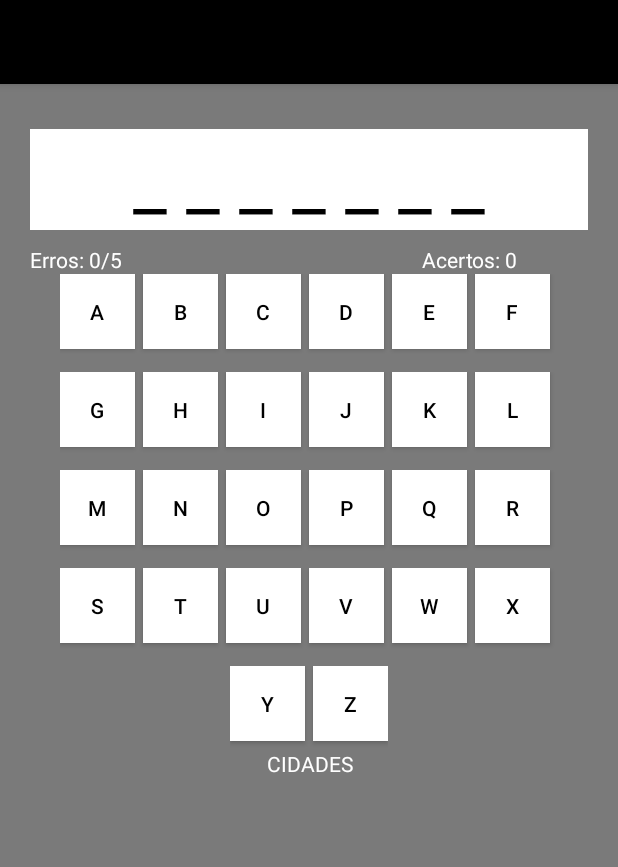
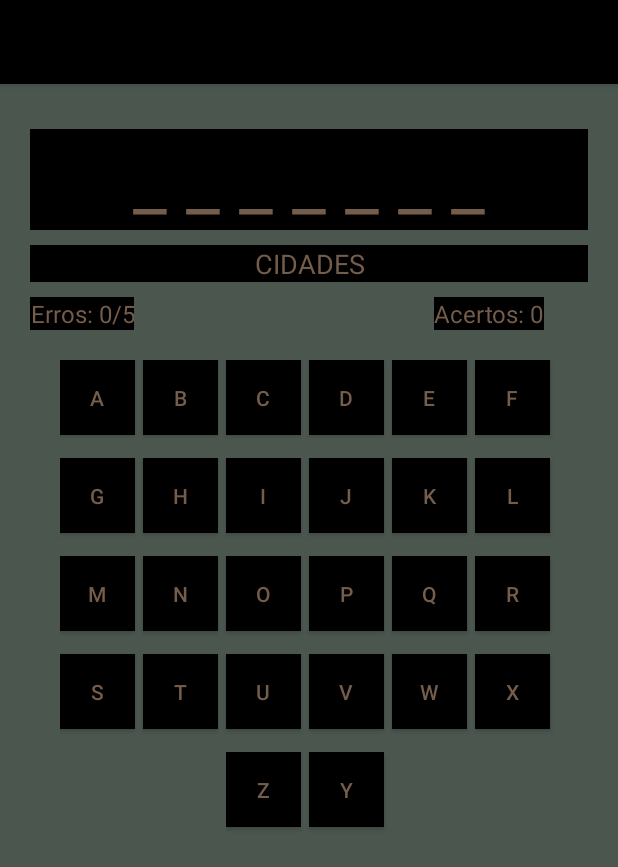
Before and after one commit to KaioWesley/Quase, an Android app: the MainActivity screen opened directly, with no data from a screen before it, on a phone screen of 412 x 824 dp. Shown: the top 867 px of the screen. Run offline under Robolectric (Android 15) with nearby library versions, the phone set to English and light mode, and no system bars.

Commit message:
atualizacao do layout da forca

```diff
--- a/app/src/main/res/layout/activity_inicio.xml
+++ b/app/src/main/res/layout/activity_inicio.xml
@@ -4,24 +4,25 @@
     android:layout_height="match_parent"
     android:orientation="vertical"
     android:padding="16dp"
-    android:background="@color/cinza"
+    android:background="@color/verde"
     >
 
     <TextView
         android:layout_width="match_parent"
         android:layout_height="wrap_content"
+        android:layout_marginTop="30dp"
+        android:background="@color/preto"
         android:text="Jogo da Forca"
-        android:textSize="40dp"
         android:textAlignment="center"
-        android:textColor="@color/branco"
-        android:layout_marginBottom="50dp"
-        />
+        android:textColor="@color/verde"
+        android:textSize="40dp" />
 
     <ImageView
         android:layout_width="match_parent"
         android:layout_height="wrap_content"
         android:src="@drawable/ph"
-        android:layout_marginBottom="20dp"
+        android:layout_marginTop="25dp"
+
         />
 
     <Button
@@ -31,7 +32,8 @@
         android:textSize="20dp"
         android:onClick="iniciarJogo"
         android:background="@color/preto"
-        android:textColor="@color/branco"
+        android:textColor="@color/verde"
+        android:layout_marginTop="45dp"
         />
 
 </LinearLayout>
--- a/app/src/main/res/layout/activity_main.xml
+++ b/app/src/main/res/layout/activity_main.xml
@@ -4,9 +4,10 @@
     android:layout_width="match_parent"
     android:layout_height="match_parent"
     android:padding="20dp"
-    android:background="@color/cinza"
+    android:background="@color/verde"
     android:keepScreenOn="true"
     >
+
 
     <TextView
         android:layout_width="match_parent"
@@ -14,35 +15,57 @@
         android:text="_ _ _ _"
         android:textAlignment="center"
         android:textSize="50dp"
-        android:textColor="@color/preto"
+        android:textColor="@color/marrom"
         android:id="@+id/txtPalavraJogo"
+
+       android:layout_marginTop="10dp"
+        android:background="@color/branco"
+        />
+
+    <TextView
+        android:layout_width="match_parent"
+        android:layout_height="wrap_content"
+        android:text="Categoria"
+        android:textAlignment="center"
+        android:textColor="@color/marrom"
+        android:background="@color/preto"
+        android:id="@+id/txtCategoria"
+        android:textSize="18sp"
         android:layout_marginTop="10dp"
-        android:layout_marginBottom="10dp"
-        android:background="@color/branco"
+
 
         />
 
 
+    <LinearLayout
+        android:layout_width="match_parent"
+        android:layout_height="wrap_content"
+        android:orientation="horizontal"
+        android:layout_marginTop="10dp"
 
-    <LinearLayout
-        android:layout_width="wrap_content"
-        android:layout_height="wrap_content">
+        >
 
         <TextView
-            android:layout_width="match_parent"
+            android:layout_width="wrap_content"
             android:layout_height="wrap_content"
             android:text="Erros: 0"
-            android:textColor="@color/branco"
+            android:textColor="@color/marrom"
+            android:background="@color/preto"
+            android:textSize="16sp"
+            android:textAlignment="center"
             android:id="@+id/txtErros"
             android:layout_marginRight="200dp"
             />
 
         <TextView
-            android:layout_width="match_parent"
+            android:layout_width="wrap_content"
             android:layout_height="wrap_content"
             android:text="Acertos: 0"
-            android:textColor="@color/branco"
+            android:textColor="@color/marrom"
             android:id="@+id/txtAcertos"
+            android:background="@color/preto"
+            android:textSize="16sp"
+
             />
     </LinearLayout>
 
@@ -53,7 +76,8 @@
         android:layout_height="wrap_content"
         android:layout_gravity="center"
         android:orientation="horizontal"
-        android:layout_marginBottom="10dp">
+        android:layout_marginBottom="10dp"
+        android:layout_marginTop="20dp">
 
         <Button
             android:id="@+id/btnA"
@@ -61,11 +85,11 @@
             android:layout_height="50dp"
             android:layout_marginBottom="5dp"
             android:layout_marginRight="5dp"
-            android:background="@color/ativado"
+            android:background="@color/preto"
             android:onClick="acaobotao"
             android:tag="A"
             android:text="A"
-            android:textColor="@color/preto" />
+            android:textColor="@color/marrom" />
 
         <Button
             android:id="@+id/btnB"
@@ -77,7 +101,7 @@
             android:onClick="acaobotao"
             android:tag="B"
             android:text="B"
-            android:textColor="@color/preto" />
+            android:textColor="@color/marrom"/>
 
         <Button
             android:id="@+id/btnC"
@@ -89,7 +113,7 @@
             android:onClick="acaobotao"
             android:tag="C"
             android:text="C"
-            android:textColor="@color/preto" />
+            android:textColor="@color/marrom"/>
 
         <Button
             android:id="@+id/btnD"
@@ -101,7 +125,7 @@
             android:onClick="acaobotao"
             android:tag="D"
             android:text="D"
-            android:textColor="@color/preto" />
+            android:textColor="@color/marrom" />
 
         <Button
             android:id="@+id/btnE"
@@ -113,7 +137,7 @@
             android:onClick="acaobotao"
             android:tag="E"
             android:text="E"
-            android:textColor="@color/preto" />
+            android:textColor="@color/marrom" />
 
         <Button
             android:id="@+id/btnF"
@@ -125,7 +149,7 @@
             android:onClick="acaobotao"
             android:tag="F"
             android:text="F"
-            android:textColor="@color/preto" />
+            android:textColor="@color/marrom" />
     </LinearLayout>
     <LinearLayout
         android:layout_width="wrap_content"
@@ -147,7 +171,7 @@
             android:layout_marginRight="5dp"
             android:layout_marginBottom="5dp"
             android:background="@color/ativado"
-            android:textColor="@color/preto"
+            android:textColor="@color/marrom"
             />
 
         <Button
@@ -160,7 +184,7 @@
             android:layout_marginRight="5dp"
             android:layout_marginBottom="5dp"
             android:background="@color/ativado"
-            android:textColor="@color/preto"
+            android:textColor="@color/marrom"
             />
 
         <Button
@@ -173,7 +197,7 @@
             android:layout_marginRight="5dp"
             android:layout_marginBottom="5dp"
             android:background="@color/ativado"
-            android:textColor="@color/preto"
+            android:textColor="@color/marrom"
             />
 
         <Button
@@ -186,7 +210,7 @@
             android:tag="J"
             android:layout_marginBottom="5dp"
             android:background="@color/ativado"
-            android:textColor="@color/preto"
+            android:textColor="@color/marrom"
             />
 
         <Button
@@ -199,7 +223,7 @@
             android:layout_marginRight="5dp"
             android:layout_marginBottom="5dp"
             android:background="@color/ativado"
-            android:textColor="@color/preto"
+            android:textColor="@color/marrom"
             />
 
         <Button
@@ -212,7 +236,7 @@
             android:layout_marginRight="5dp"
             android:layout_marginBottom="5dp"
             android:background="@color/ativado"
-            android:textColor="@color/preto"
+            android:textColor="@color/marrom"
             />
 
     </LinearLayout>
@@ -237,7 +261,7 @@
             android:layout_marginRight="5dp"
             android:layout_marginBottom="5dp"
             android:background="@color/ativado"
-            android:textColor="@color/preto"
+            android:textColor="@color/marrom"
             />
 
         <Button
@@ -250,7 +274,7 @@
             android:tag="N"
             android:layout_marginBottom="5dp"
             android:background="@color/ativado"
-            android:textColor="@color/preto"
+            android:textColor="@color/marrom"
             />
 
         <Button
@@ -263,7 +287,7 @@
             android:layout_marginRight="5dp"
             android:layout_marginBottom="5dp"
             android:background="@color/ativado"
-            android:textColor="@color/preto"
+            android:textColor="@color/marrom"
             />
 
         <Button
@@ -276,7 +300,7 @@
             android:layout_marginRight="5dp"
             android:layout_marginBottom="5dp"
             android:background="@color/ativado"
-            android:textColor="@color/preto"
+            android:textColor="@color/marrom"
             />
 
         <Button
@@ -289,7 +313,7 @@
             android:layout_marginRight="5dp"
             android:layout_marginBottom="5dp"
             android:background="@color/ativado"
-            android:textColor="@color/preto"
+            android:textColor="@color/marrom"
             />
 
         <Button
@@ -302,7 +326,7 @@
             android:layout_marginRight="5dp"
             android:layout_marginBottom="5dp"
             android:background="@color/ativado"
-            android:textColor="@color/preto"
+            android:textColor="@color/marrom"
             />
     </LinearLayout>
     <LinearLayout
@@ -327,7 +351,7 @@
             android:layout_marginRight="5dp"
             android:layout_marginBottom="5dp"
             android:background="@color/ativado"
-            android:textColor="@color/preto"
+            android:textColor="@color/marrom"
             />
 
         <Button
@@ -340,7 +364,7 @@
             android:tag="T"
             android:layout_marginBottom="5dp"
             android:background="@color/ativado"
-            android:textColor="@color/preto"
+            android:textColor="@color/marrom"
             />
 
         <Button
@@ -353,7 +377,7 @@
             android:layout_marginRight="5dp"
             android:layout_marginBottom="5dp"
             android:background="@color/ativado"
-            android:textColor="@color/preto"
+            android:textColor="@color/marrom"
             />
 
         <Button
@@ -366,7 +390,7 @@
             android:layout_marginRight="5dp"
             android:layout_marginBottom="5dp"
             android:background="@color/ativado"
-            android:textColor="@color/preto"
+            android:textColor="@color/marrom"
             />
 
         <Button
@@ -379,7 +403,7 @@
             android:layout_marginRight="5dp"
             android:layout_marginBottom="5dp"
             android:background="@color/ativado"
-            android:textColor="@color/preto"
+            android:textColor="@color/marrom"
             />
 
         <Button
@@ -392,51 +416,42 @@
             android:layout_marginRight="5dp"
             android:layout_marginBottom="5dp"
             android:background="@color/ativado"
-            android:textColor="@color/preto"
+            android:textColor="@color/marrom"
             />
     </LinearLayout>
+
     <LinearLayout
         android:layout_width="wrap_content"
         android:layout_height="wrap_content"
-        android:orientation="horizontal"
         android:layout_gravity="center"
-        >
+        android:orientation="horizontal">
 
 
         <Button
+            android:id="@+id/btnZ"
             android:layout_width="50dp"
             android:layout_height="50dp"
-            android:text="Y"
+            android:layout_marginBottom="5dp"
+            android:background="@color/ativado"
+            android:onClick="acaobotao"
+            android:tag="Z"
+            android:text="Z"
+            android:textColor="@color/marrom"
+            android:layout_marginRight="5dp"/>
+
+        <Button
             android:id="@+id/btnY"
+            android:layout_width="50dp"
+            android:layout_height="50dp"
+            android:layout_marginBottom="5dp"
+            android:layout_marginRight="5dp"
+            android:background="@color/ativado"
             android:onClick="acaobotao"
             android:tag="Y"
-            android:layout_marginRight="5dp"
-            android:layout_marginBottom="5dp"
-            android:background="@color/ativado"
-            android:textColor="@color/preto"
-            />
-
-        <Button
-            android:layout_width="50dp"
-            android:layout_height="50dp"
-            android:text="Z"
-            android:id="@+id/btnZ"
-            android:onClick="acaobotao"
-            android:tag="Z"
-            android:layout_marginBottom="5dp"
-            android:background="@color/ativado"
-            android:textColor="@color/preto"
-            />
+            android:text="Y"
+            android:textColor="@color/marrom" />
 
     </LinearLayout>
-    <TextView
-        android:layout_width="match_parent"
-        android:layout_height="wrap_content"
-        android:text="Categoria"
-        android:textAlignment="center"
-        android:textColor="@color/branco"
-        android:id="@+id/txtCategoria"
-        android:layout_marginBottom="5dp"
-        />
+
 
 </LinearLayout>
--- a/app/src/main/res/values/colors.xml
+++ b/app/src/main/res/values/colors.xml
@@ -3,12 +3,18 @@
     <color name="colorPrimary">#000000</color>
     <color name="colorPrimaryDark">#111111</color>
     <color name="colorAccent">#FF4081</color>
-    <color name="desativadovermelho">#8e0000</color>
-    <color name="desativadoverde">#00600f</color>
-    <color name="ativado">#fff</color>
+    <color name="desativadovermelho">#ea7070</color>
+    <color name="desativadoverde">#a4cca1</color>
+    <color name="ativado">#000</color>
     <color name="preto">#000</color>
-    <color name="cinza">#7a7a7a</color>
+    <color name="cinza">#2d2d2d</color>
     <color name="azul">#1565c0</color>
     <color name="vermelho">#c62828</color>
-    <color name="branco">#fff</color>
+    <color name="branco">#000</color>
+    <color name="verde">#4b564f</color>
+    <color name="marrom"> #755d4c</color>
+
+
+
+
 </resources>
```
